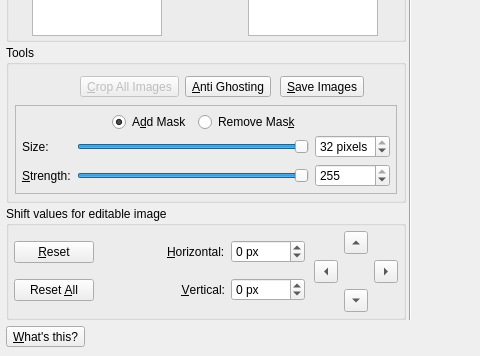
The window that src/HdrWizard/EditingTools.ui (LuminanceHDR/LuminanceHDR) describes before a commit, drawn with Qt 5; both pictures show x 0 to 480 and y 288 to 644 of the 1048 by 644 pixel window.
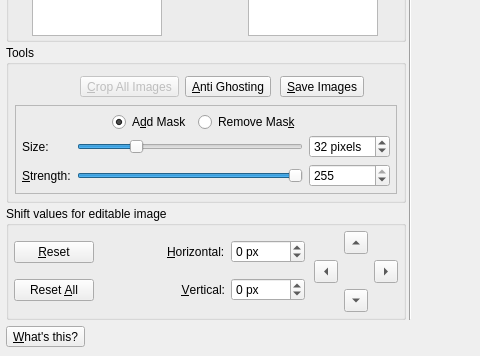
The same window after the commit. Icons and pictures are not drawn.

Commit message: [EditigTools]: Set max size brush anti ghost to 128

```diff
--- a/src/HdrWizard/EditingTools.ui
+++ b/src/HdrWizard/EditingTools.ui
@@ -703,7 +703,7 @@
                 <number>1</number>
                </property>
                <property name="maximum">
-                <number>32</number>
+                <number>128</number>
                </property>
                <property name="value">
                 <number>32</number>
@@ -758,7 +758,7 @@
                 <number>1</number>
                </property>
                <property name="maximum">
-                <number>32</number>
+                <number>128</number>
                </property>
                <property name="value">
                 <number>32</number>
```
Left out of the diff: 2 changed lines with no effect on the pictures.
